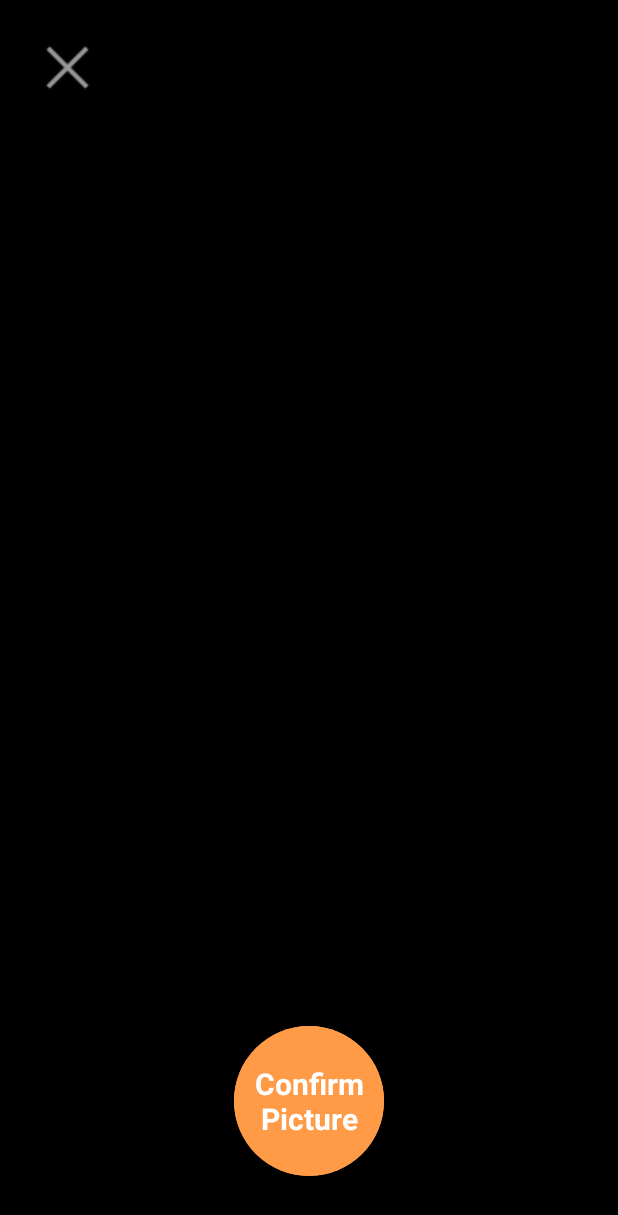
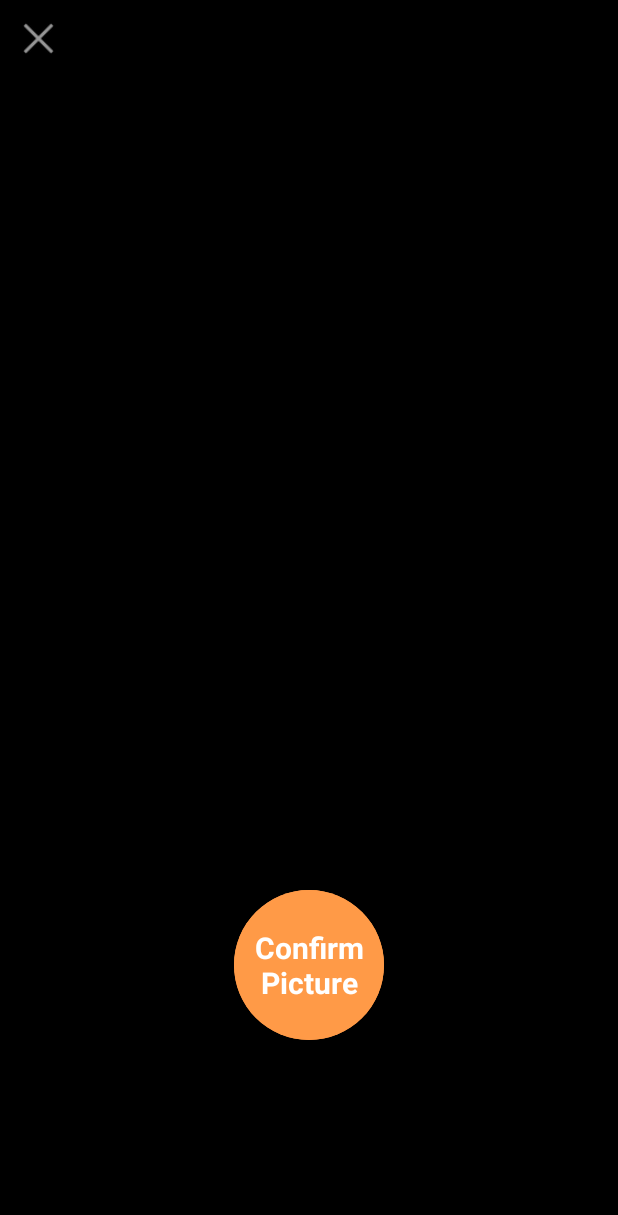
Before and after one commit to erichfeinstein/MunchBox, an Android app: the layout camera_preview.xml on its own in the app's theme, with its tools: preview values and no code run, on a phone screen of 412 x 824 dp. Shown: the top 1215 px of the screen. Run offline under Robolectric (Android 15) with nearby library versions, the phone set to English and light mode, and no system bars.

Commit message:
Confirm image starts EditEntry with that image, and now it's cropped and rotated (using manual method). Little bit of Camera UI tweaks
TODO Cancel button behavior

TODO Close app if permission to camera and read/write data are not given, as they are crucial to app functioning

```diff
--- a/app/src/main/res/layout/camera_preview.xml
+++ b/app/src/main/res/layout/camera_preview.xml
@@ -7,20 +7,22 @@
 
     <FrameLayout
         android:id="@+id/camera_preview"
+        android:layout_below="@id/padder"
         android:layout_width="match_parent"
         android:layout_height="match_parent" />
 
     <RelativeLayout
-        android:layout_width="wrap_content"
+        android:id="@+id/padder"
+        android:layout_width="match_parent"
         android:layout_height="wrap_content"
         android:layout_alignParentTop="true"
         android:layout_alignParentLeft="true">
 
         <Button
             android:id="@+id/button_cancel"
-            android:layout_width="50dp"
-            android:layout_height="50dp"
-            android:layout_margin="20dp"
+            android:layout_width="35dp"
+            android:layout_height="35dp"
+            android:layout_margin="8dp"
             android:layout_weight="1"
             android:background="@android:drawable/ic_menu_close_clear_cancel" />
 
@@ -28,31 +30,26 @@
 
     <seniorproj.munchbox.SquareImageView
         android:id="@+id/picture_frame"
+        android:layout_below="@id/padder"
         android:layout_width="match_parent"
         android:layout_height="wrap_content" />
 
     <FrameLayout
+        android:id="@+id/button_frame"
         android:layout_width="match_parent"
-        android:layout_height="wrap_content"
-        android:layout_alignParentBottom="true"
-        android:layout_below="@+id/picture_frame"
-        android:background="@android:color/black"
-        android:layout_weight="1">
-    </FrameLayout>
+        android:layout_height="match_parent"
+        android:layout_below="@id/picture_frame"
+        android:background="@android:color/black">
 
         <RelativeLayout
-        android:layout_width="wrap_content"
-        android:layout_height="wrap_content"
-        android:layout_alignParentBottom="true"
-        android:layout_centerHorizontal="true"
-        android:layout_marginBottom="40dp">
+            android:layout_width="match_parent"
+            android:layout_height="match_parent">
 
             <Button
                 android:id="@+id/button_capture"
                 android:layout_width="100dp"
                 android:layout_height="100dp"
                 android:layout_centerInParent="true"
-            android:layout_weight="1"
                 android:background="@drawable/button"
                 android:text="Take\nPicture"
                 android:textColor="@android:color/white"
@@ -64,7 +61,6 @@
                 android:layout_width="100dp"
                 android:layout_height="100dp"
                 android:layout_centerInParent="true"
-            android:layout_weight="1"
                 android:background="@drawable/button"
                 android:text="Confirm\nPicture"
                 android:textColor="@android:color/white"
@@ -72,5 +68,6 @@
                 android:textStyle="bold" />
 
         </RelativeLayout>
+    </FrameLayout>
 
 </RelativeLayout>
```
Also changed, not shown: app/src/main/java/seniorproj/munchbox/MunchCam.java (+21 -10 lines), app/src/main/res/layout/activity_edit_entry.xml (+13 -4 lines). Lines whose indentation alone changed are shown as unchanged.
